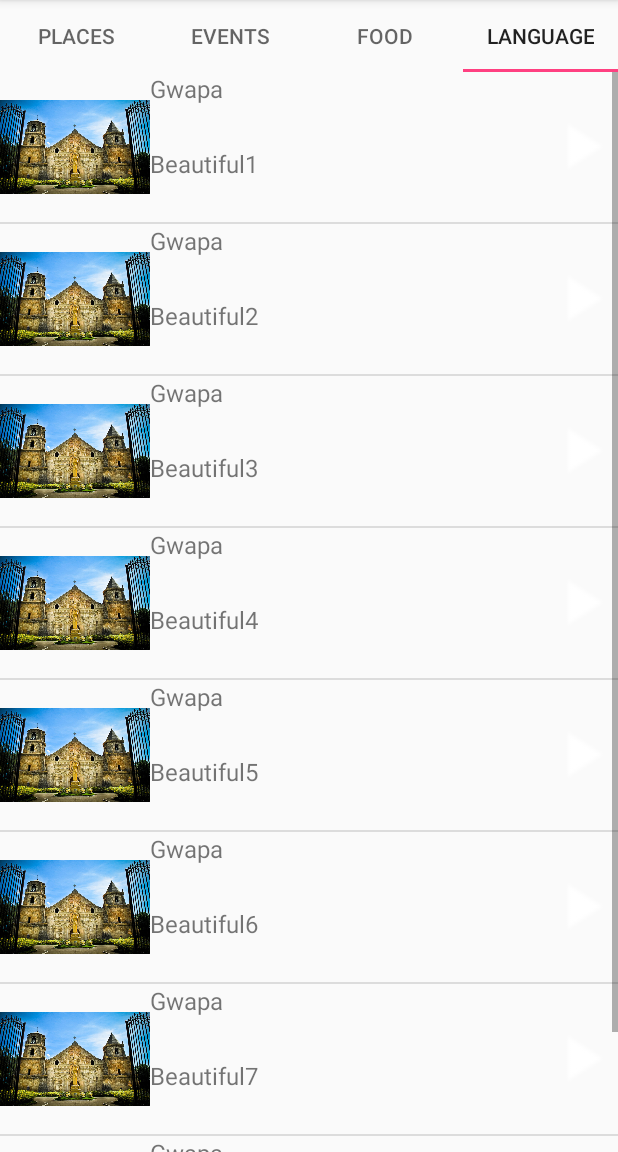
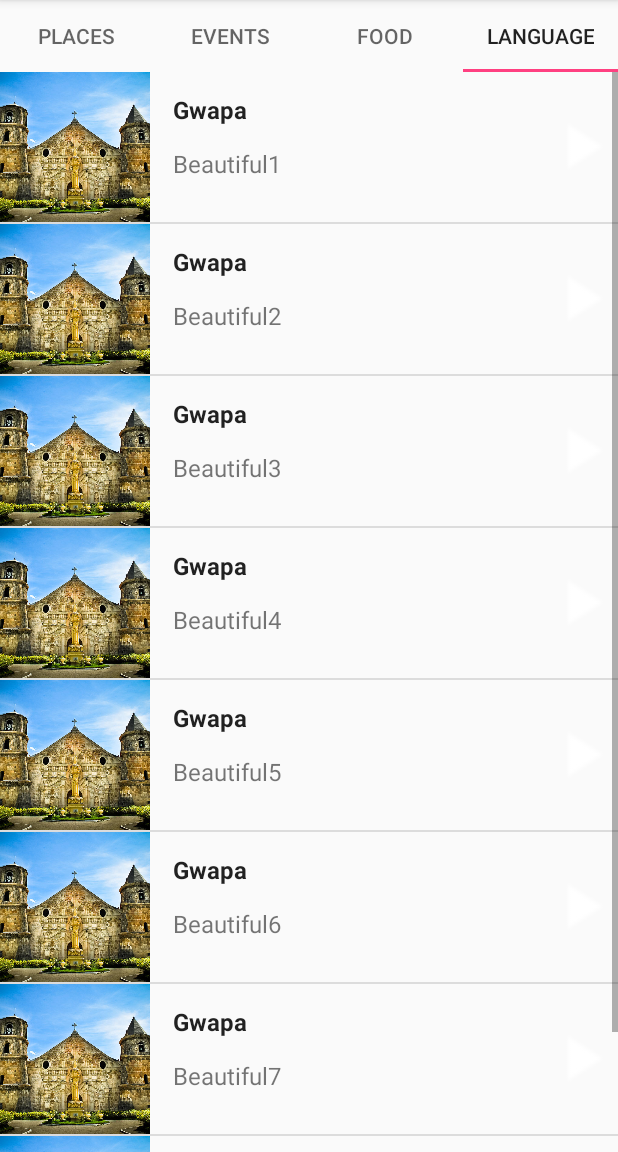
Before and after one commit to lizlieangel/IloiloTourApp, an Android app: the screen it shows after launch (MainActivity), tab 4 chosen, on a phone screen of 412 x 824 dp, the part 84-1236 px from its top. Run offline under Robolectric (Android 15) with nearby library versions, the light colour scheme and no system bars.

Commit message:
update the attributes of the views

```diff
--- a/app/src/main/res/layout/language_details.xml
+++ b/app/src/main/res/layout/language_details.xml
@@ -6,7 +6,10 @@
     <ImageView
         android:id="@+id/lang_image"
         android:layout_width="@dimen/image_size"
-        android:layout_height="@dimen/image_size" />
+        android:layout_height="@dimen/image_size"
+        android:margin="@dimen/event_space"
+        android:scaleType="centerCrop"
+        android:layout_marginRight="@dimen/margin"/>
     <LinearLayout
         android:layout_width="match_parent"
         android:layout_height="@dimen/image_size"
@@ -18,7 +21,10 @@
             android:layout_height="0dp"
             android:layout_weight="1"
             android:textSize="@dimen/desc_size"
-            android:id="@+id/native_lang"/>
+            android:id="@+id/native_lang"
+            android:textStyle="bold"
+            android:textAppearance="?android:textAppearanceLarge"
+            android:gravity="center_vertical"/>
         <TextView
             android:layout_width="match_parent"
             android:layout_height="0dp"
```
